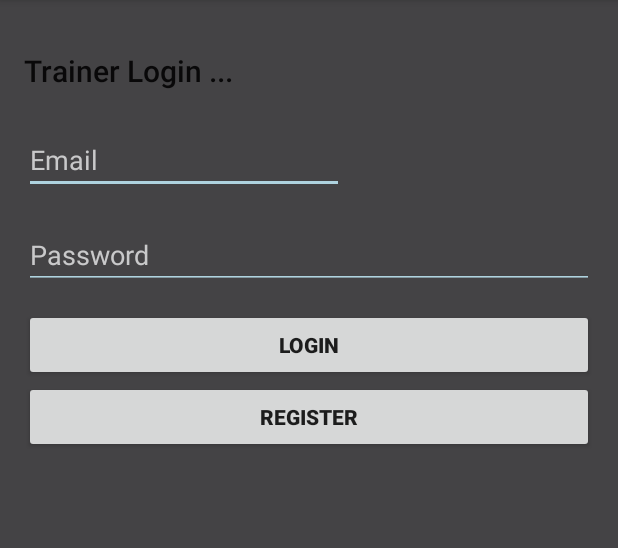
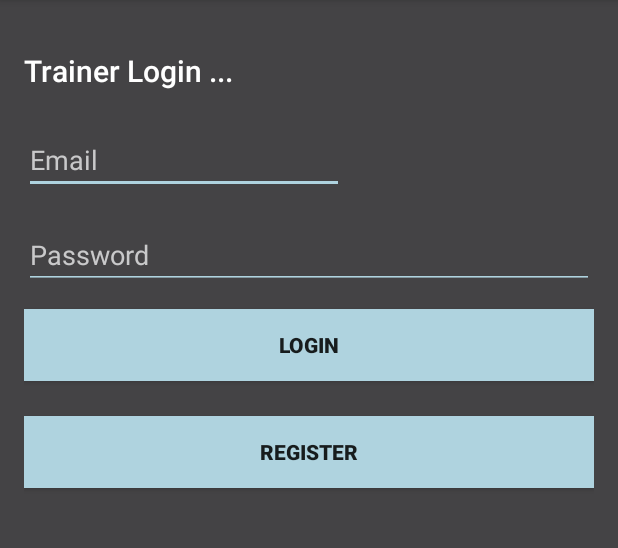
Before and after one commit to justinLujan716/TogetherFit, an Android app: the screen it shows after launch (TrainerLogin), after a tap on "TRAINER", on a phone screen of 412 x 824 dp, the part 84-632 px from its top. Run offline under Robolectric (Android 15) with nearby library versions, the phone set to English and light mode, and no system bars; our stand-ins replace Firebase (no records; nobody signed in at launch, a user with empty details on screens opened directly).

Commit message:
bug fixed

```diff
--- a/app/src/main/java/com/example/heem/togetherfit/StudentLogin.java
+++ b/app/src/main/java/com/example/heem/togetherfit/StudentLogin.java
@@ -25,6 +25,7 @@
         studentLogin.setBackgroundColor(Color.parseColor("#AFD3DF"));
         TextView registerLinkStudent = (TextView) findViewById(R.id.registerLinkStudent);
         registerLinkStudent.setTextColor(Color.parseColor("#AFD3DF"));
+
         //Make the registration word clickable and redirect the user to registration page
         registerLinkStudent.setOnClickListener(new View.OnClickListener() {
             @Override
--- a/app/src/main/java/com/example/heem/togetherfit/TrainerLogin.java
+++ b/app/src/main/java/com/example/heem/togetherfit/TrainerLogin.java
@@ -1,6 +1,7 @@
 package com.example.heem.togetherfit;
 
 import android.content.Intent;
+import android.graphics.Color;
 import android.os.Bundle;
 import android.support.annotation.NonNull;
 import android.support.v7.app.AppCompatActivity;
@@ -10,6 +11,7 @@
 import android.widget.Button;
 import android.widget.EditText;
 import android.widget.ProgressBar;
+import android.widget.TextView;
 import android.widget.Toast;
 
 import com.google.android.gms.tasks.OnCompleteListener;
@@ -18,37 +20,34 @@
 import com.google.firebase.auth.FirebaseAuth;
 
 public class TrainerLogin extends AppCompatActivity {
-
     private EditText inputEmail, inputPassword;
     private FirebaseAuth auth;
     private ProgressBar progressBar;
-    private Button btnSignup, btnLogin, btnReset;
+    private Button btnSignup, btnLogin;
 
     @Override
     protected void onCreate(Bundle savedInstanceState) {
         super.onCreate(savedInstanceState);
-
         //Get Firebase auth instance
         auth = FirebaseAuth.getInstance();
 
-        if (auth.getCurrentUser() != null) {
-            startActivity(new Intent(TrainerLogin.this, MainActivity.class));
-            finish();
-        }
-        // set the view now
         setContentView(R.layout.activity_trainer_login);
+        TextView welcome = (TextView) findViewById(R.id.welcomeTrainer);
+        welcome.setTextColor(Color.parseColor("#ffffff"));
 
         inputEmail = (EditText) findViewById(R.id.userNameTrainer);
         inputPassword = (EditText) findViewById(R.id.passTrainer);
-        btnSignup = (Button) findViewById(R.id.sign_up_button);
         btnLogin = (Button) findViewById(R.id.log_in_button);
+        btnSignup = (Button) findViewById(R.id.Reg_button);
 
-        //Get Firebase auth instance
-        auth = FirebaseAuth.getInstance();
+        btnLogin.setBackgroundColor(Color.parseColor("#AFD3DF"));
+        btnSignup.setBackgroundColor(Color.parseColor("#AFD3DF"));
+
 
         btnSignup.setOnClickListener(new View.OnClickListener() {
             @Override
             public void onClick(View v) {
+                //declare our intent object which takes two parameters, the context and the new activity name
                 startActivity(new Intent(TrainerLogin.this, TrainerRegistration.class));
             }
         });
@@ -68,8 +67,6 @@
                     return;
                 }
 
-                progressBar.setVisibility(View.VISIBLE);
-
                 //authenticate user
                 auth.signInWithEmailAndPassword(email, password)
                         .addOnCompleteListener(TrainerLogin.this, new OnCompleteListener<AuthResult>() {
@@ -78,13 +75,13 @@
                                 // If sign in fails, display a message to the user. If sign in succeeds
                                 // the auth state listener will be notified and logic to handle the
                                 // signed in user can be handled in the listener.
-                                progressBar.setVisibility(View.GONE);
+
                                 if (!task.isSuccessful()) {
                                     // there was an error
                                     if (password.length() < 6) {
-                                        inputPassword.setError("Password too short, enter minimum 6 characters!");
+                                        inputPassword.setError("More than 6 characters");
                                     } else {
-                                        Toast.makeText(TrainerLogin.this, "Authentication failed, check your email and password", Toast.LENGTH_LONG).show();
+                                        Toast.makeText(TrainerLogin.this, "log in filed", Toast.LENGTH_LONG).show();
                                     }
                                 } else {
                                     Intent intent = new Intent(TrainerLogin.this, MainActivity.class);
@@ -95,5 +92,7 @@
                         });
             }
         });
+
+
     }
 }
--- a/app/src/main/java/com/example/heem/togetherfit/TrainerRegistration.java
+++ b/app/src/main/java/com/example/heem/togetherfit/TrainerRegistration.java
@@ -29,7 +29,7 @@
 
 
     private EditText inputEmail, inputPassword;
-    private Button btnSignUp;
+    private Button btnSSignUp;
     private FirebaseAuth auth;
 
     @Override
@@ -40,12 +40,12 @@
         //Get Firebase auth instance
         auth = FirebaseAuth.getInstance();
 //load data
-        btnSignUp = (Button) findViewById(R.id.sign_up_button);
+        btnSSignUp = (Button) findViewById(R.id.sign_up_button);
         inputEmail = (EditText) findViewById(R.id.userEmailTrainer2);
         inputPassword = (EditText) findViewById(R.id.userPassTrainer2);
 //---------------------------------------------
 
-        btnSignUp.setOnClickListener(new View.OnClickListener() {
+        btnSSignUp.setOnClickListener(new View.OnClickListener() {
             @Override
             public void onClick(View v) {
 
--- a/app/src/main/res/layout/activity_trainer_login.xml
+++ b/app/src/main/res/layout/activity_trainer_login.xml
@@ -78,6 +78,7 @@
         android:layout_below="@+id/log_in_button"
         android:layout_alignParentLeft="true"
         android:layout_alignParentStart="true"
+        android:layout_marginTop="23dp"
         android:layout_alignParentRight="true"
         android:layout_alignParentEnd="true" />
 
```
